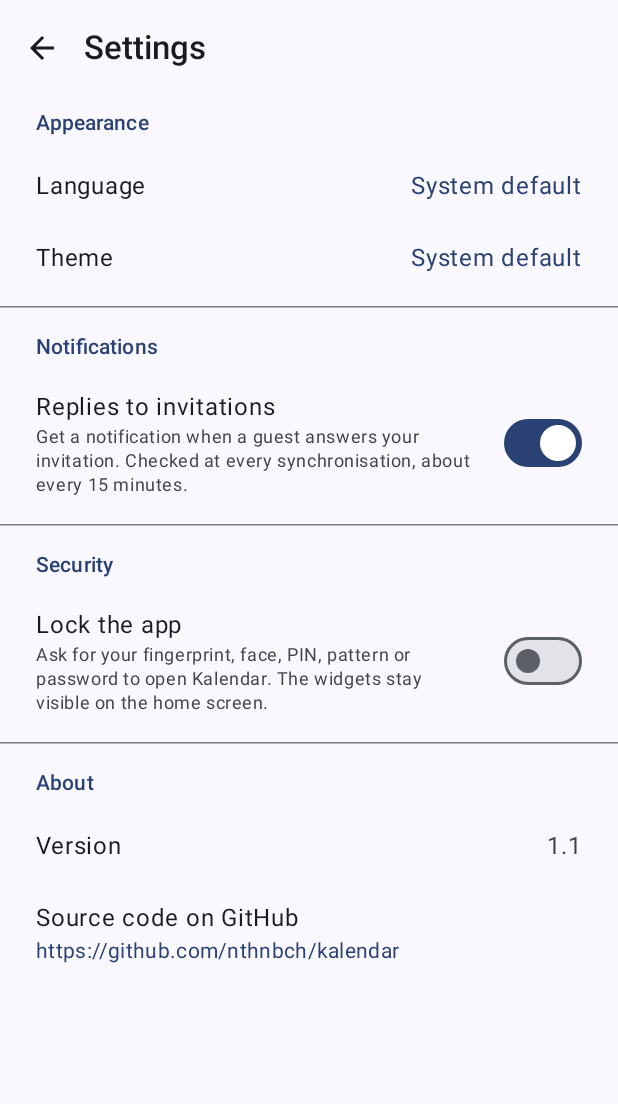
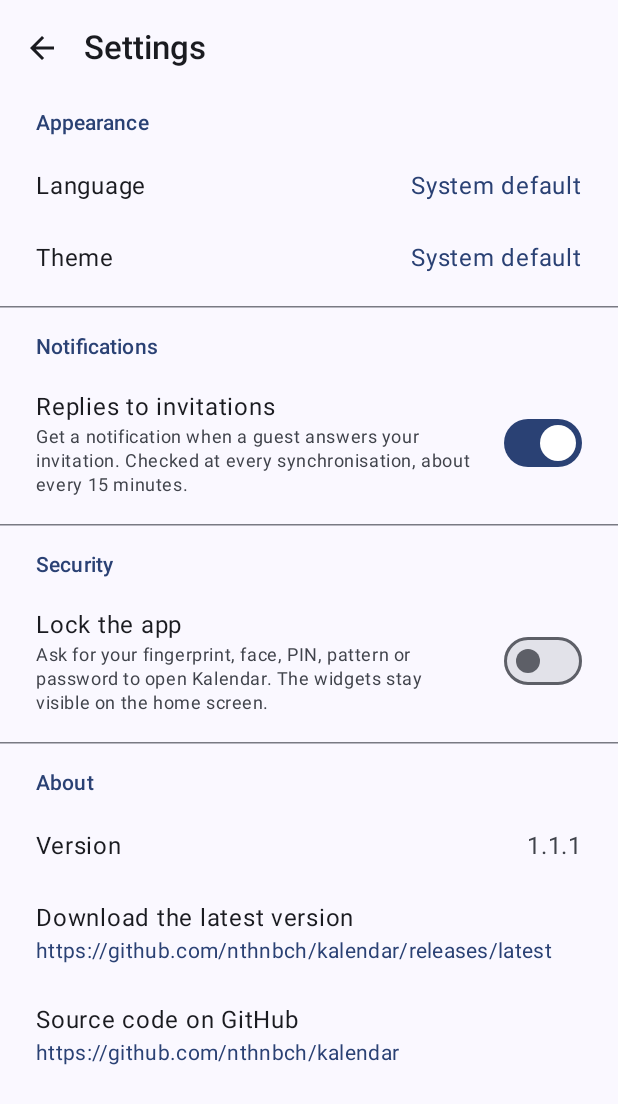
Before and after one commit to nthnbch/kalendar, an Android app built with Jetpack Compose: the composable SettingsScreen shown on its own in the app's theme, on a phone screen of 412 x 824 dp. Shown: the top 1104 px of the screen. Run offline under Robolectric (Android 15) with nearby library versions, the phone set to English and light mode, and no system bars; 5 statements that could not run were skipped.

Commit message:
Add a settings link to the latest release
Version 1.1.1.

Co-Authored-By: Claude Sonnet 5.5 <noreply@anthropic.com>

```diff
--- a/app/build.gradle.kts
+++ b/app/build.gradle.kts
@@ -24,8 +24,8 @@ android {
         applicationId = "ch.nthnbch.kalendar"
         minSdk = 26
         targetSdk = 36
-        versionCode = 2
-        versionName = "1.1"
+        versionCode = 3
+        versionName = "1.1.1"
     }
 
     // Release signing: reads keystore.properties at the project root (git-ignored, never committed).
--- a/app/src/main/java/ch/nthnbch/kalendar/data/Settings.kt
+++ b/app/src/main/java/ch/nthnbch/kalendar/data/Settings.kt
@@ -8,6 +8,9 @@ import androidx.core.os.LocaleListCompat
 object Settings {
 
     const val REPO_URL = "https://github.com/nthnbch/kalendar"
+
+    /** GitHub redirects this to the newest release, where the APK can be downloaded. */
+    const val LATEST_RELEASE_URL = "$REPO_URL/releases/latest"
 
     /** Languages the app is translated into, as BCP 47 tags. */
     val LANGUAGES = listOf("en", "fr", "de", "es")
--- a/app/src/main/java/ch/nthnbch/kalendar/ui/SettingsScreen.kt
+++ b/app/src/main/java/ch/nthnbch/kalendar/ui/SettingsScreen.kt
@@ -124,15 +124,22 @@ fun SettingsScreen(onClose: () -> Unit) {
                 Text(stringResource(R.string.settings_version), Modifier.weight(1f), style = MaterialTheme.typography.bodyLarge)
                 Text(BuildConfig.VERSION_NAME, style = MaterialTheme.typography.bodyLarge, color = MaterialTheme.colorScheme.onSurfaceVariant)
             }
-            Column(
-                Modifier.fillMaxWidth()
-                    .clickable { runCatching { context.startActivity(Intent(Intent.ACTION_VIEW, Uri.parse(Settings.REPO_URL))) } }
-                    .padding(horizontal = 24.dp, vertical = 12.dp),
-            ) {
-                Text(stringResource(R.string.settings_source), style = MaterialTheme.typography.bodyLarge)
-                Text(Settings.REPO_URL, style = MaterialTheme.typography.bodyMedium, color = MaterialTheme.colorScheme.primary)
-            }
+            LinkRow(stringResource(R.string.settings_latest), Settings.LATEST_RELEASE_URL)
+            LinkRow(stringResource(R.string.settings_source), Settings.REPO_URL)
         }
+    }
+}
+
+@Composable
+private fun LinkRow(title: String, url: String) {
+    val context = LocalContext.current
+    Column(
+        Modifier.fillMaxWidth()
+            .clickable { runCatching { context.startActivity(Intent(Intent.ACTION_VIEW, Uri.parse(url))) } }
+            .padding(horizontal = 24.dp, vertical = 12.dp),
+    ) {
+        Text(title, style = MaterialTheme.typography.bodyLarge)
+        Text(url, style = MaterialTheme.typography.bodyMedium, color = MaterialTheme.colorScheme.primary)
     }
 }
 
--- a/app/src/main/res/values/strings.xml
+++ b/app/src/main/res/values/strings.xml
@@ -133,6 +133,7 @@
     <string name="settings_lock_unavailable">Set up a screen lock (fingerprint, PIN, pattern or password) in the system settings first.</string>
     <string name="settings_about">About</string>
     <string name="settings_version">Version</string>
+    <string name="settings_latest">Download the latest version</string>
     <string name="settings_source">Source code on GitHub</string>
     <string name="lock_title">Unlock Kalendar</string>
     <string name="lock_text">Kalendar is locked.</string>
```
Also changed, not shown: 3 other files.
